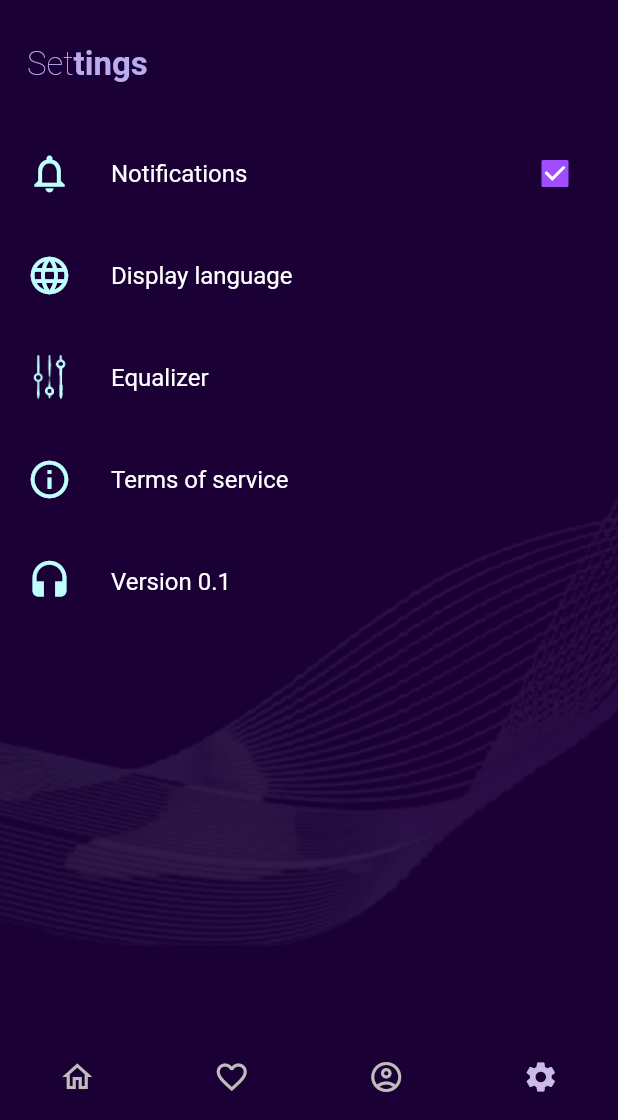
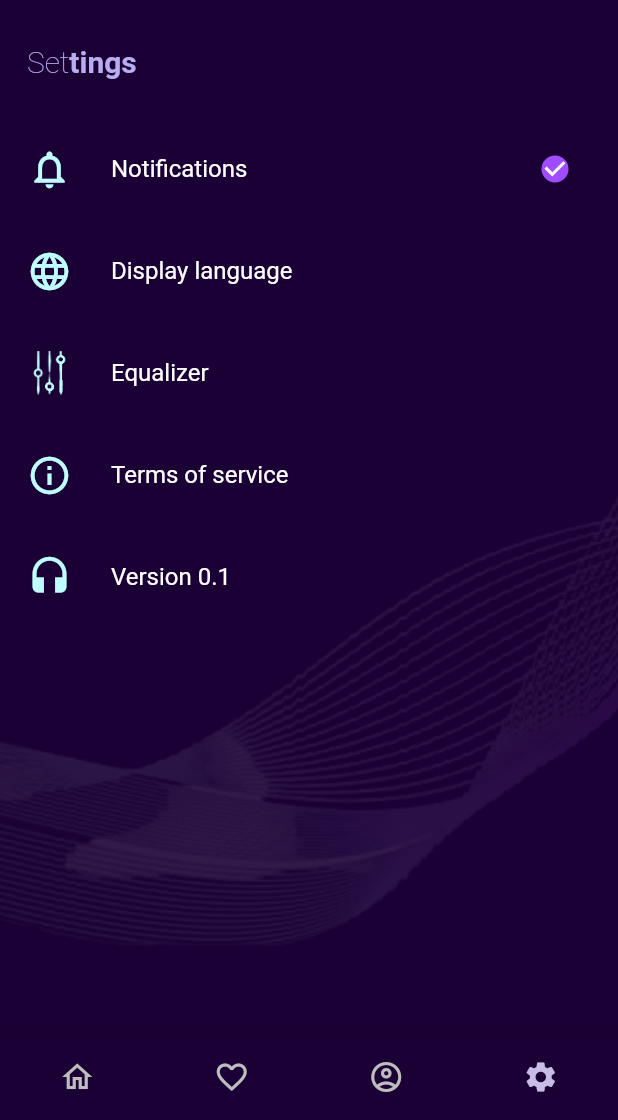
Before and after one commit to Atuoha/zedmusic, a Flutter app: the BottomNav screen opened by its route, item 4 of the bottom bar chosen, on a phone screen of 412 x 824 dp, the part 116-1236 px from its top. Run offline on Flutter 3.47's test engine with Material 2 defaults, Android fonts, the phone set to English and light mode, and no system bars; our stand-ins replace dots_indicator, loading_animation_widget.

Commit message:
task: settings adjustment

```diff
--- a/lib/screens/main/settings.dart
+++ b/lib/screens/main/settings.dart
@@ -14,9 +14,6 @@ class SettingsScreen extends StatefulWidget {
 
 class _SettingsScreenState extends State<SettingsScreen> {
   var notificationStatus = true;
-
-
-
 
   _notifications() {
     // TODO: Notifications
@@ -74,7 +71,7 @@ class _SettingsScreenState extends State<SettingsScreen> {
               style: TextStyle(
                 fontWeight: FontWeight.w300,
                 color: settingsColor,
-                fontSize: 22,
+                fontSize: 20,
               ),
               children: [
                 TextSpan(
@@ -82,7 +79,7 @@ class _SettingsScreenState extends State<SettingsScreen> {
                   style: TextStyle(
                     fontWeight: FontWeight.w600,
                     color: settingsColor,
-                    fontSize: 22,
+                    fontSize: 20,
                   ),
                 ),
               ],
@@ -98,9 +95,15 @@ class _SettingsScreenState extends State<SettingsScreen> {
             ),
             action: _notifications,
             trailingChild: Checkbox(
+              shape: RoundedRectangleBorder(
+                borderRadius: BorderRadius.circular(20),
+              ),
               activeColor: secondaryColor,
               checkColor: Colors.white,
-             side: const BorderSide(width: 1, color:Colors.white,),
+              side: const BorderSide(
+                width: 1,
+                color: Colors.white,
+              ),
               value: notificationStatus,
               onChanged: (value) {
                 setState(() {
@@ -109,7 +112,6 @@ class _SettingsScreenState extends State<SettingsScreen> {
               },
             ),
           ),
-
           KListTile(
             title: 'Display language',
             leadChild: const Icon(
@@ -140,7 +142,6 @@ class _SettingsScreenState extends State<SettingsScreen> {
             action: _terms,
             trailingChild: const Text(''),
           ),
-
           KListTile(
             title: 'Version 0.1',
             leadChild: const Icon(
```
Also changed, not shown: profile.png, settings.png (added).
